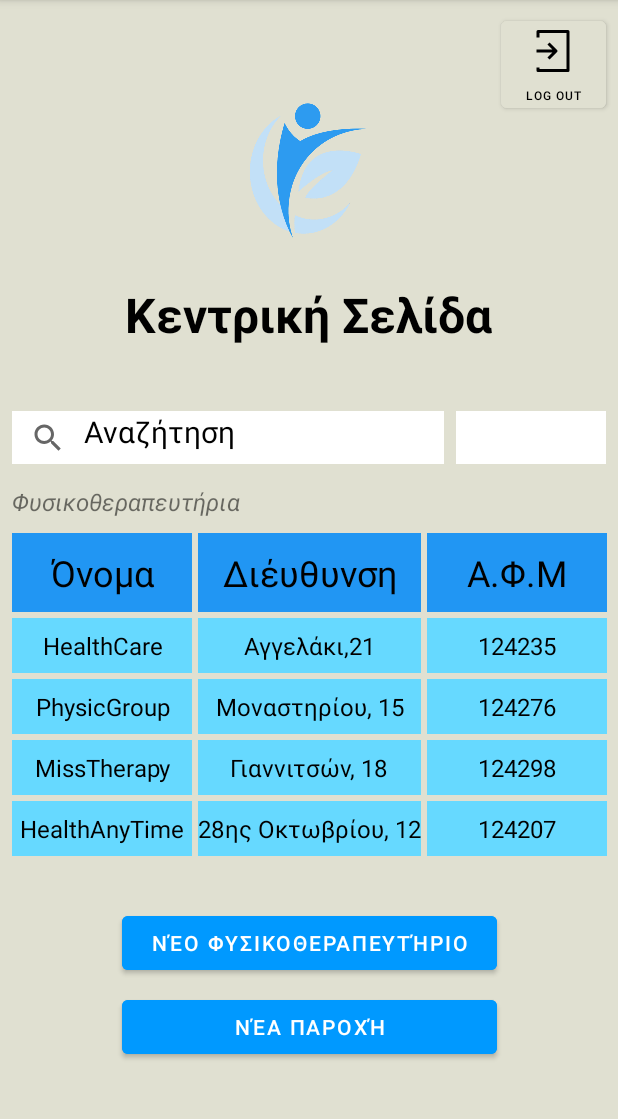
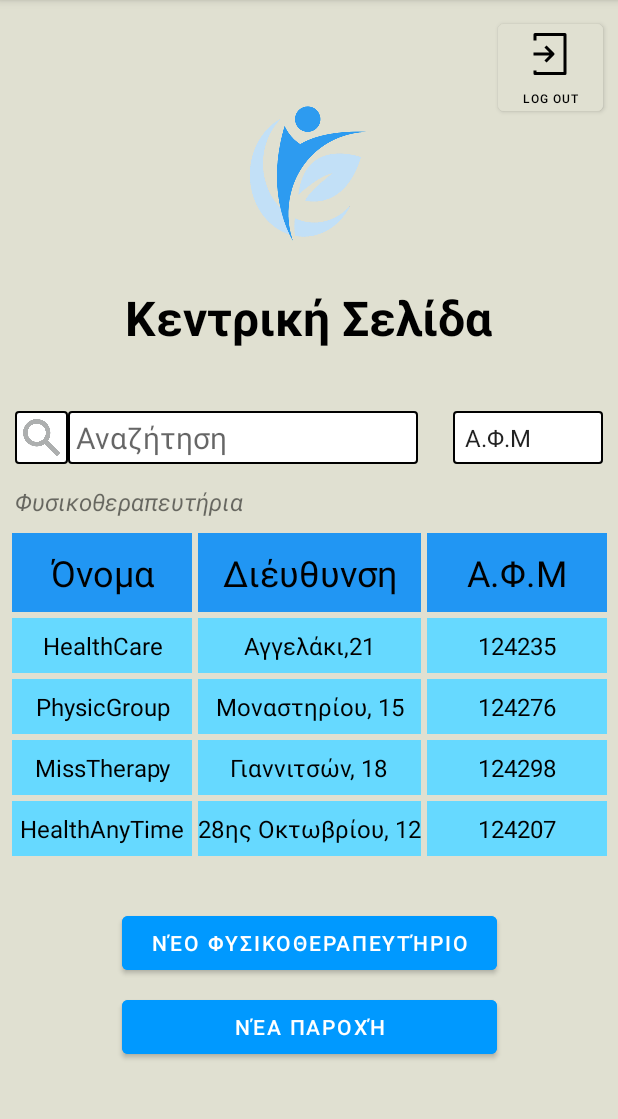
Before and after one commit to AndroidStudio2023/AndroidStudioPSApp, an Android app: the PSFCentralPage screen opened directly, with no data from a screen before it, on a phone screen of 412 x 824 dp, the part 84-1203 px from its top. Run offline under Robolectric (Android 15) with nearby library versions, the phone set to English and light mode, and no system bars.

Commit message:
Change a little the Central PSF page

```diff
--- a/app/src/main/res/layout/activity_psfcentral_page.xml
+++ b/app/src/main/res/layout/activity_psfcentral_page.xml
@@ -5,6 +5,7 @@
     android:layout_width="match_parent"
     android:layout_height="match_parent"
     android:background="@color/backgroundColor"
+    android:padding="2dp"
     tools:context=".PSFCentralPage">
 
     <ImageView
@@ -252,36 +253,16 @@
 
     </TableLayout>
 
-    <SearchView
-        android:id="@+id/searchView"
-        android:layout_width="wrap_content"
-        android:layout_height="wrap_content"
-        android:layout_marginStart="8dp"
-        android:layout_marginBottom="44dp"
-        android:background="@color/white"
-        app:layout_constraintBottom_toTopOf="@+id/tableLayout"
-        app:layout_constraintStart_toStartOf="parent">
-
-        <TextView
-            android:id="@+id/textView23"
-            android:layout_width="240dp"
-            android:layout_height="35dp"
-            android:layout_weight="1"
-            android:background="@color/white"
-            android:hint="Αναζήτηση"
-            android:textColorHint="@color/black"
-            android:textSize="20sp" />
-    </SearchView>
-
     <Spinner
         android:id="@+id/spinner"
         android:layout_width="100dp"
         android:layout_height="35dp"
         android:layout_marginEnd="8dp"
         android:layout_marginBottom="44dp"
-        android:background="@color/white"
-        android:backgroundTint="@color/black"
+        android:background="@drawable/normal_textfileds_border"
         android:backgroundTintMode="add"
+        android:entries="@array/searchPSFsChoises"
+        android:spinnerMode="dropdown"
         app:layout_constraintBottom_toTopOf="@+id/tableLayout"
         app:layout_constraintEnd_toEndOf="parent" />
 
@@ -351,4 +332,31 @@
         app:layout_constraintEnd_toEndOf="parent"
         app:layout_constraintTop_toTopOf="parent" />
 
+    <ImageButton
+        android:id="@+id/searchPSFButton"
+        android:layout_width="35dp"
+        android:layout_height="35dp"
+        android:layout_marginStart="8dp"
+        android:layout_marginBottom="44dp"
+        android:background="@drawable/normal_textfileds_border"
+        android:padding="5dp"
+        android:scaleType="fitXY"
+        app:layout_constraintBottom_toTopOf="@+id/tableLayout"
+        app:layout_constraintStart_toStartOf="parent"
+        app:srcCompat="@drawable/search" />
+
+    <EditText
+        android:id="@+id/searchPSFFiled"
+        android:layout_width="wrap_content"
+        android:layout_height="35dp"
+        android:layout_marginBottom="44dp"
+        android:background="@drawable/normal_textfileds_border"
+        android:ems="10"
+        android:hint="Αναζήτηση"
+        android:inputType="textPersonName"
+        android:paddingLeft="5dp"
+        android:textSize="20sp"
+        app:layout_constraintBottom_toTopOf="@+id/tableLayout"
+        app:layout_constraintStart_toEndOf="@+id/searchPSFButton" />
+
 </androidx.constraintlayout.widget.ConstraintLayout>
--- a/app/src/main/res/values/strings.xml
+++ b/app/src/main/res/values/strings.xml
@@ -7,5 +7,10 @@
     <string name="linkp1">Μάθετε περισσότερα</string>
 
     <!--IDs-->
-
+    <!--Strings Arrays-->
+    <string-array name="searchPSFsChoises">
+        <item>Α.Φ.Μ</item>
+        <item>Όνομα</item>
+        <item>Διέυθυνση</item>
+    </string-array>
 </resources>
```
Also changed, not shown: app/src/main/res/drawable/search.png (added).
